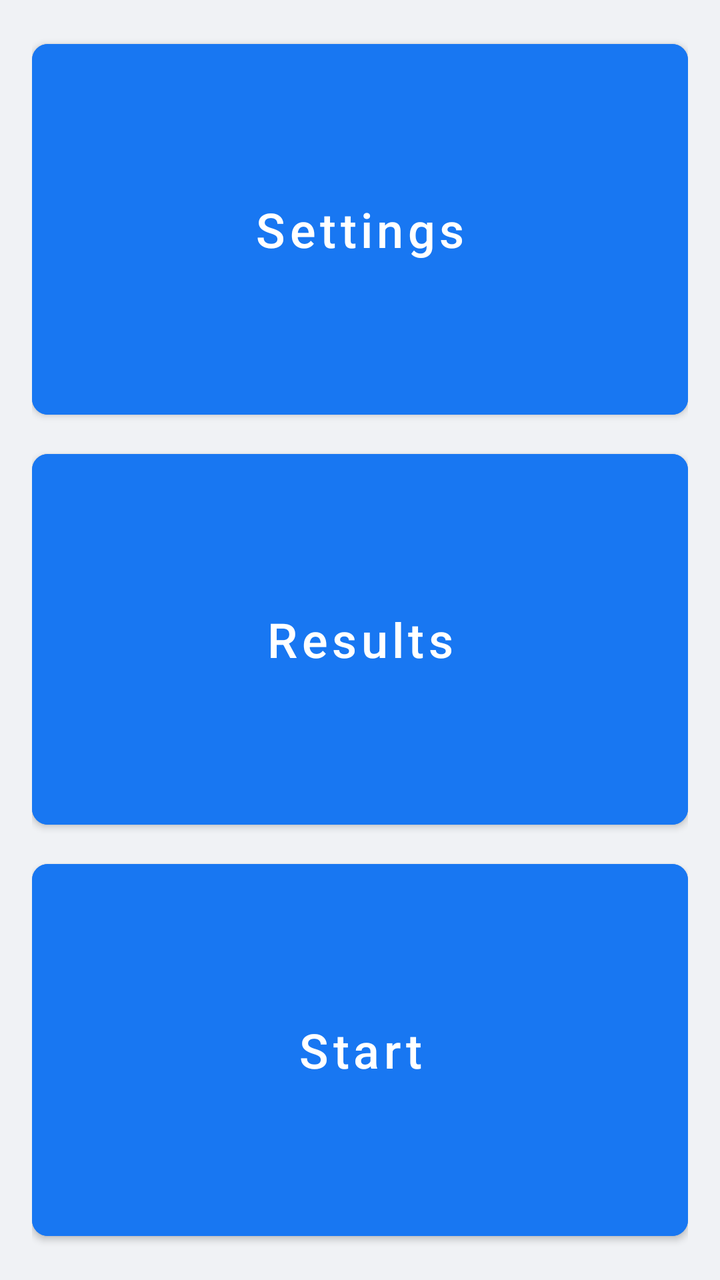
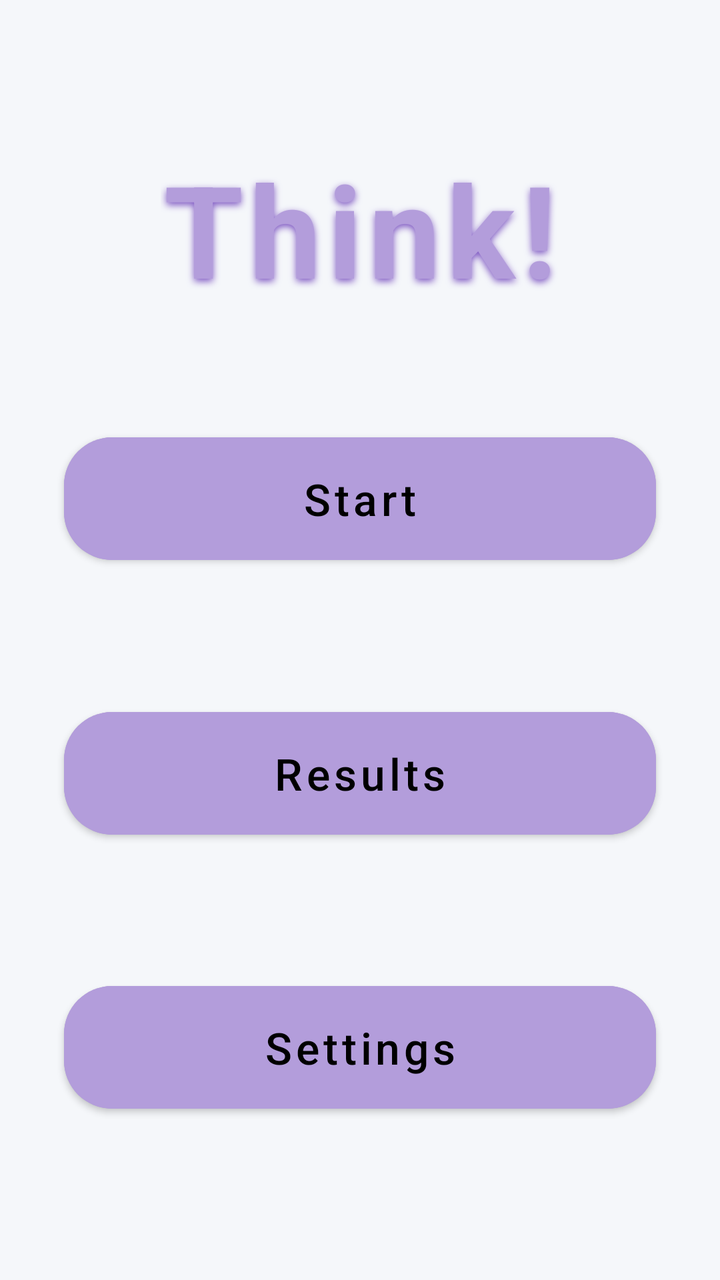

An Android layout rendered at two revisions. The XML below is the earlier revision; the diff shows what the commit changed to produce the second picture.
<!-- AndroidManifest.xml: application theme Theme.Think -->
<!-- res/layout/activity_main.xml -->
<?xml version="1.0" encoding="utf-8"?>
<LinearLayout xmlns:android="http://schemas.android.com/apk/res/android"
    xmlns:app="http://schemas.android.com/apk/res-auto"
    xmlns:tools="http://schemas.android.com/tools"
    android:layout_width="match_parent"
    android:layout_height="match_parent"
    android:orientation="vertical"
    android:background="@color/fb_background"
    android:padding="16dp"
    tools:context=".MainActivity">

    

    <Button
        android:id="@+id/buttonSettings"
        style="@style/ThinkMainMenuButton"
        android:text="@string/settings" />

    <View
        android:layout_width="match_parent"
        android:layout_height="0dp"
        android:layout_weight="0.04" /> <Button
    android:id="@+id/buttonResults"
    style="@style/ThinkMainMenuButton"
    android:text="@string/results" />

    <View
        android:layout_width="match_parent"
        android:layout_height="0dp"
        android:layout_weight="0.04" />

    <Button
        android:id="@+id/buttonStartGame"
        style="@style/ThinkMainMenuButton"
        android:text="@string/start_game" />

</LinearLayout>
<!-- resources referenced by this layout -->
<resources>
  <color name="fb_background">#F0F2F5</color>
  <string name="results">Results</string>
  <string name="settings">Settings</string>
  <string name="start_game">Start</string>
  <style name="ThinkMainMenuButton" parent="ThinkButton">
          <item name="android:layout_width">match_parent</item>
          <item name="android:layout_height">0dp</item>
          <item name="android:layout_weight">1</item>
          <item name="android:gravity">center</item>
          <item name="android:textSize">24sp</item>
      </style>
  <style name="Theme.Think" parent="Theme.MaterialComponents.DayNight.NoActionBar">
          
          <item name="colorPrimary">@color/fb_blue</item>
          <item name="colorPrimaryVariant">@color/fb_blue_light</item>
          <item name="colorOnPrimary">@color/white</item>
          
          <item name="colorSecondary">@color/fb_blue_light</item>
          <item name="colorOnSecondary">@color/white</item>
  
          
                                          <item name="android:statusBarColor">@color/fb_background</item>
          <item name="android:windowLightStatusBar" tools:targetApi="m">true</item>
  
          
          <item name="android:windowBackground">@color/fb_background</item>
  
          
          <item name="fontFamily">sans-serif</item>
      </style>
  <style name="ThinkButton" parent="Widget.MaterialComponents.Button">
          <item name="android:backgroundTint">@color/fb_blue</item>
          <item name="android:textColor">@color/button_text_color</item>
          <item name="android:paddingLeft">16dp</item>
          <item name="android:paddingRight">16dp</item>
          <item name="android:paddingTop">12dp</item>
          <item name="android:paddingBottom">12dp</item>
          <item name="android:textAllCaps">false</item>
          <item name="android:textSize">18sp</item>
          <item name="cornerRadius">8dp</item>
          <item name="fontFamily">sans-serif-medium</item>
      </style>
  <color name="fb_blue">#1877F2</color>
  <color name="fb_blue_light">#4296F5</color>
  <color name="white">#FFFFFF</color>
  <color name="button_text_color">@color/white</color>
</resources>

<!-- the commit's change to res/layout/activity_main.xml (unified diff, before → after) -->
@@ -1,37 +1,70 @@
 <?xml version="1.0" encoding="utf-8"?>
-<LinearLayout xmlns:android="http://schemas.android.com/apk/res/android"
+<androidx.constraintlayout.widget.ConstraintLayout
+    xmlns:android="http://schemas.android.com/apk/res/android"
     xmlns:app="http://schemas.android.com/apk/res-auto"
     xmlns:tools="http://schemas.android.com/tools"
     android:layout_width="match_parent"
     android:layout_height="match_parent"
-    android:orientation="vertical"
-    android:background="@color/fb_background"
-    android:padding="16dp"
+    android:background="@color/game_background"
+    android:padding="24dp"
     tools:context=".MainActivity">
 
     
+    <TextView
+        android:id="@+id/textGameTitle"
+        android:layout_width="wrap_content"
+        android:layout_height="wrap_content"
+        android:text="@string/app_name"
+        android:textSize="64sp"
+        android:textColor="@color/game_primary"
+        android:textStyle="bold"
+        android:fontFamily="sans-serif-black"
+        android:letterSpacing="0.05"
+        android:shadowColor="@color/game_primary_variant"
+        android:shadowDx="0"
+        android:shadowDy="4"
+        android:shadowRadius="8"
+        app:layout_constraintTop_toTopOf="parent"
+        app:layout_constraintStart_toStartOf="parent"
+        app:layout_constraintEnd_toEndOf="parent"
+        app:layout_constraintBottom_toTopOf="@+id/buttonStartGame"
+        app:layout_constraintVertical_bias="0.3" />
+
+    
+    <Button
+        android:id="@+id/buttonStartGame"
+        style="@style/ThinkMainMenuButton"
+        android:layout_width="0dp"
+        android:layout_height="wrap_content"
+        android:text="@string/start_game"
+        android:layout_marginBottom="16dp"
+        app:layout_constraintStart_toStartOf="parent"
+        app:layout_constraintEnd_toEndOf="parent"
+        app:layout_constraintBottom_toTopOf="@+id/buttonResults"
+        app:layout_constraintTop_toBottomOf="@+id/textGameTitle"
+        app:layout_constraintVertical_chainStyle="packed" />
+
+    <Button
+        android:id="@+id/buttonResults"
+        style="@style/ThinkMainMenuButton"
+        android:layout_width="0dp"
+        android:layout_height="wrap_content"
+        android:text="@string/results"
+        android:layout_marginBottom="16dp"
+        app:layout_constraintStart_toStartOf="parent"
+        app:layout_constraintEnd_toEndOf="parent"
+        app:layout_constraintTop_toBottomOf="@+id/buttonStartGame"
+        app:layout_constraintBottom_toTopOf="@+id/buttonSettings" />
 
     <Button
         android:id="@+id/buttonSettings"
         style="@style/ThinkMainMenuButton"
-        android:text="@string/settings" />
+        android:layout_width="0dp"
+        android:layout_height="wrap_content"
+        android:text="@string/settings"
+        app:layout_constraintStart_toStartOf="parent"
+        app:layout_constraintEnd_toEndOf="parent"
+        app:layout_constraintTop_toBottomOf="@+id/buttonResults"
+        app:layout_constraintBottom_toBottomOf="parent" />
 
-    <View
-        android:layout_width="match_parent"
-        android:layout_height="0dp"
-        android:layout_weight="0.04" /> <Button
-    android:id="@+id/buttonResults"
-    style="@style/ThinkMainMenuButton"
-    android:text="@string/results" />
-
-    <View
-        android:layout_width="match_parent"
-        android:layout_height="0dp"
-        android:layout_weight="0.04" />
-
-    <Button
-        android:id="@+id/buttonStartGame"
-        style="@style/ThinkMainMenuButton"
-        android:text="@string/start_game" />
-
-</LinearLayout>
+</androidx.constraintlayout.widget.ConstraintLayout>
<!-- resource entries referenced after the edit -->
@@ -1,6 +1,9 @@
 <!-- resources referenced by this layout -->
 <resources>
-  <color name="fb_background">#F0F2F5</color>
+  <color name="game_background">#F5F7FA</color>
+  <color name="game_primary">#B39DDB</color>
+  <color name="game_primary_variant">#7E57C2</color>
+  <string name="app_name">Think!</string>
   <string name="results">Results</string>
   <string name="settings">Settings</string>
   <string name="start_game">Start</string>
@@ -9,42 +12,47 @@
           <item name="android:layout_height">0dp</item>
           <item name="android:layout_weight">1</item>
           <item name="android:gravity">center</item>
-          <item name="android:textSize">24sp</item>
+          <item name="android:textSize">22sp</item>
+          <item name="android:layout_margin">8dp</item> 
       </style>
   <style name="Theme.Think" parent="Theme.MaterialComponents.DayNight.NoActionBar">
           
-          <item name="colorPrimary">@color/fb_blue</item>
-          <item name="colorPrimaryVariant">@color/fb_blue_light</item>
-          <item name="colorOnPrimary">@color/white</item>
+          <item name="colorPrimary">@color/game_primary</item>
+          <item name="colorPrimaryVariant">@color/game_primary_variant</item>
+          <item name="colorOnPrimary">@color/black</item> 
           
-          <item name="colorSecondary">@color/fb_blue_light</item>
-          <item name="colorOnSecondary">@color/white</item>
+          <item name="colorSecondary">@color/game_secondary</item>
+          <item name="colorOnSecondary">@color/black</item>
+  
+          <item name="android:textColor">@color/text_primary</item>
   
           
-                                          <item name="android:statusBarColor">@color/fb_background</item>
-          <item name="android:windowLightStatusBar" tools:targetApi="m">true</item>
+          <item name="android:statusBarColor">@color/game_background</item>
+          
+          <item name="android:windowLightStatusBar" tools:targetApi="m">false</item>
   
           
-          <item name="android:windowBackground">@color/fb_background</item>
+          <item name="android:windowBackground">@color/game_background</item>
   
           
           <item name="fontFamily">sans-serif</item>
       </style>
   <style name="ThinkButton" parent="Widget.MaterialComponents.Button">
-          <item name="android:backgroundTint">@color/fb_blue</item>
-          <item name="android:textColor">@color/button_text_color</item>
-          <item name="android:paddingLeft">16dp</item>
-          <item name="android:paddingRight">16dp</item>
-          <item name="android:paddingTop">12dp</item>
-          <item name="android:paddingBottom">12dp</item>
-          <item name="android:textAllCaps">false</item>
+          <item name="android:backgroundTint">@color/game_primary</item>
+          <item name="android:textColor">@color/black</item>
+          <item name="android:paddingLeft">24dp</item>
+          <item name="android:paddingRight">24dp</item>
+          <item name="android:paddingTop">16dp</item>
+          <item name="android:paddingBottom">16dp</item>
+          <item name="android:textAllCaps">false</item> 
           <item name="android:textSize">18sp</item>
-          <item name="cornerRadius">8dp</item>
+          <item name="cornerRadius">24dp</item> 
           <item name="fontFamily">sans-serif-medium</item>
+          
+          <item name="elevation">4dp</item>
       </style>
-  <color name="fb_blue">#1877F2</color>
-  <color name="fb_blue_light">#4296F5</color>
-  <color name="white">#FFFFFF</color>
-  <color name="button_text_color">@color/white</color>
+  <color name="black">#000000</color>
+  <color name="game_secondary">#80CBC4</color>
+  <color name="text_primary">#37474F</color>
 </resources>
 
